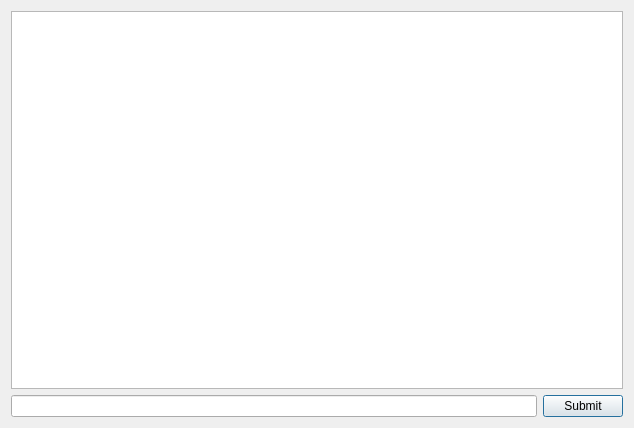
Before: the Qt Designer form source/mainwindow.ui in arturdryomov/aequatio, drawn with Qt 5.
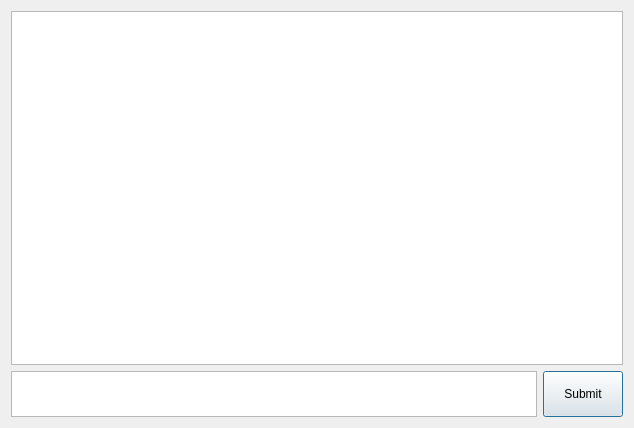
After: the same form once the commit is applied. Custom widgets are drawn as their Qt base class.

Commit message: New widget is used to input a command. It's multiline. It is planned to enable syntax highlighting and parenthesis match highlighting for the widget.

The edit to the form file:
```diff
--- a/source/mainwindow.ui
+++ b/source/mainwindow.ui
@@ -25,10 +25,38 @@
     <item>
      <layout class="QHBoxLayout" name="horizontalLayout">
       <item>
-       <widget class="QLineEdit" name="commandEdit"/>
+       <widget class="InputEdit" name="commandEdit">
+        <property name="enabled">
+         <bool>true</bool>
+        </property>
+        <property name="sizePolicy">
+         <sizepolicy hsizetype="Expanding" vsizetype="Preferred">
+          <horstretch>0</horstretch>
+          <verstretch>0</verstretch>
+         </sizepolicy>
+        </property>
+        <property name="maximumSize">
+         <size>
+          <width>16777215</width>
+          <height>46</height>
+         </size>
+        </property>
+        <property name="baseSize">
+         <size>
+          <width>0</width>
+          <height>0</height>
+         </size>
+        </property>
+       </widget>
       </item>
       <item>
        <widget class="QPushButton" name="submitButton">
+        <property name="sizePolicy">
+         <sizepolicy hsizetype="Minimum" vsizetype="Preferred">
+          <horstretch>0</horstretch>
+          <verstretch>0</verstretch>
+         </sizepolicy>
+        </property>
         <property name="text">
          <string>Submit</string>
         </property>
@@ -56,6 +84,16 @@
   </widget>
  </widget>
  <layoutdefault spacing="6" margin="11"/>
+ <customwidgets>
+  <customwidget>
+   <class>InputEdit</class>
+   <extends>QPlainTextEdit</extends>
+   <header>inputedit.h</header>
+   <slots>
+    <signal>returnPressed()</signal>
+   </slots>
+  </customwidget>
+ </customwidgets>
  <resources/>
  <connections>
   <connection>
```
Left out of the diff: 10 changed lines with no effect on the pictures. The commit also changes 6 other files.
